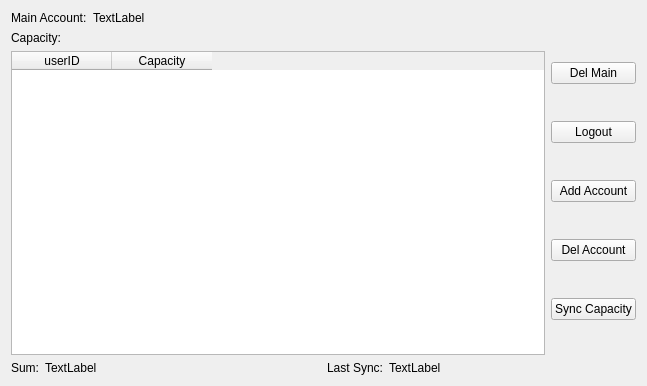
Country-If/TeraCloud, file UI/main_ui.ui: the form before one commit.
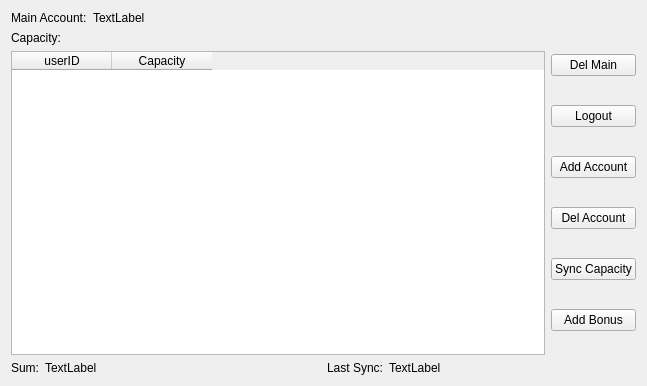
The form after the commit.

```diff
--- a/UI/main_ui.ui
+++ b/UI/main_ui.ui
@@ -110,6 +110,13 @@
            </property>
           </widget>
          </item>
+         <item>
+          <widget class="QPushButton" name="add_bonus_btn">
+           <property name="text">
+            <string>Add Bonus</string>
+           </property>
+          </widget>
+         </item>
         </layout>
        </item>
       </layout>
```
